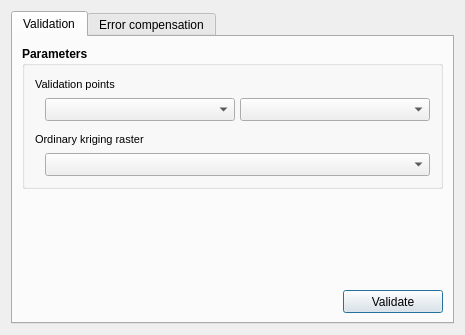
Old version of the form gui/validation/validation_dlg_base.ui in the repository franciscocamellon/lallemand_plant_care.
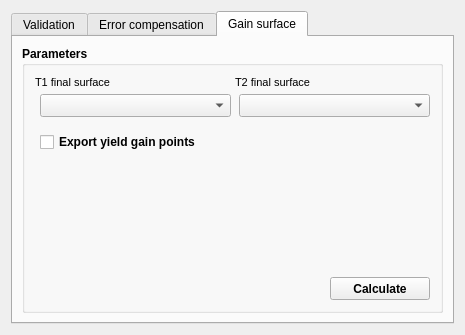
New version of the form. The open tabs and pages were chosen to show the change. Custom widgets are drawn as their Qt base class.

Commit message: Finished with gain surface

```diff
--- a/gui/validation/validation_dlg_base.ui
+++ b/gui/validation/validation_dlg_base.ui
@@ -42,61 +42,6 @@
        <string>Validation</string>
       </attribute>
       <layout class="QGridLayout" name="gridLayout_2">
-       <item row="2" column="0">
-        <layout class="QHBoxLayout" name="horizontalLayout_7">
-         <property name="spacing">
-          <number>0</number>
-         </property>
-         <item>
-          <spacer name="horizontalSpacer_5">
-           <property name="orientation">
-            <enum>Qt::Horizontal</enum>
-           </property>
-           <property name="sizeHint" stdset="0">
-            <size>
-             <width>40</width>
-             <height>20</height>
-            </size>
-           </property>
-          </spacer>
-         </item>
-         <item>
-          <widget class="QPushButton" name="validatePushButton">
-           <property name="minimumSize">
-            <size>
-             <width>100</width>
-             <height>23</height>
-            </size>
-           </property>
-           <property name="maximumSize">
-            <size>
-             <width>16777215</width>
-             <height>28</height>
-            </size>
-           </property>
-           <property name="styleSheet">
-            <string notr="true">font: 8pt &quot;MS Shell Dlg 2&quot;;</string>
-           </property>
-           <property name="text">
-            <string>Validate</string>
-           </property>
-          </widget>
-         </item>
-        </layout>
-       </item>
-       <item row="1" column="0">
-        <spacer name="verticalSpacer">
-         <property name="orientation">
-          <enum>Qt::Vertical</enum>
-         </property>
-         <property name="sizeHint" stdset="0">
-          <size>
-           <width>20</width>
-           <height>40</height>
-          </size>
-         </property>
-        </spacer>
-       </item>
        <item row="0" column="0">
         <widget class="QGroupBox" name="parametersGroupBox">
          <property name="sizePolicy">
@@ -179,10 +124,10 @@
             <item>
              <layout class="QHBoxLayout" name="horizontalLayout_2">
               <property name="spacing">
-               <number>5</number>
+               <number>8</number>
               </property>
               <property name="leftMargin">
-               <number>10</number>
+               <number>5</number>
               </property>
               <item>
                <widget class="QgsMapLayerComboBox" name="validationLayerComboBox">
@@ -192,6 +137,15 @@
                   <height>23</height>
                  </size>
                 </property>
+                <property name="maximumSize">
+                 <size>
+                  <width>16777215</width>
+                  <height>23</height>
+                 </size>
+                </property>
+                <property name="styleSheet">
+                 <string notr="true">font: 8pt &quot;MS Shell Dlg 2&quot;</string>
+                </property>
                </widget>
               </item>
               <item>
@@ -202,6 +156,15 @@
                   <height>23</height>
                  </size>
                 </property>
+                <property name="maximumSize">
+                 <size>
+                  <width>16777215</width>
+                  <height>23</height>
+                 </size>
+                </property>
+                <property name="styleSheet">
+                 <string notr="true">font: 8pt &quot;MS Shell Dlg 2&quot;</string>
+                </property>
                </widget>
               </item>
              </layout>
@@ -270,7 +233,7 @@
                <number>5</number>
               </property>
               <property name="leftMargin">
-               <number>10</number>
+               <number>5</number>
               </property>
               <item>
                <widget class="QgsMapLayerComboBox" name="krigingRasterComboBox">
@@ -280,12 +243,76 @@
                   <height>23</height>
                  </size>
                 </property>
+                <property name="maximumSize">
+                 <size>
+                  <width>16777215</width>
+                  <height>23</height>
+                 </size>
+                </property>
+                <property name="styleSheet">
+                 <string notr="true">font: 8pt &quot;MS Shell Dlg 2&quot;</string>
+                </property>
                </widget>
               </item>
              </layout>
             </item>
            </layout>
           </item>
+          <item>
+           <spacer name="verticalSpacer">
+            <property name="orientation">
+             <enum>Qt::Vertical</enum>
+            </property>
+            <property name="sizeHint" stdset="0">
+             <size>
+              <width>20</width>
+              <height>40</height>
+             </size>
+            </property>
+           </spacer>
+          </item>
+          <item>
+           <layout class="QHBoxLayout" name="horizontalLayout_7">
+            <property name="spacing">
+             <number>0</number>
+            </property>
+            <item>
+             <spacer name="horizontalSpacer_5">
+              <property name="orientation">
+               <enum>Qt::Horizontal</enum>
+              </property>
+              <property name="sizeHint" stdset="0">
+               <size>
+                <width>40</width>
+                <height>20</height>
+               </size>
+              </property>
+             </spacer>
+            </item>
+            <item>
+             <widget class="QPushButton" name="validatePushButton">
+              <property name="minimumSize">
+               <size>
+                <width>100</width>
+                <height>23</height>
+               </size>
+              </property>
+              <property name="maximumSize">
+               <size>
+                <width>16777215</width>
+                <height>28</height>
+               </size>
+              </property>
+              <property name="styleSheet">
+               <string notr="true">font: 8pt &quot;MS Shell Dlg 2&quot;;</string>
+              </property>
+              <property name="text">
+               <string>Validate</string>
+              </property>
+             </widget>
+            </item>
+           </layout>
+          </item>
          </layout>
         </widget>
        </item>
@@ -583,70 +610,8 @@
                 </property>
                </widget>
               </item>
-             </layout>
-            </item>
-           </layout>
-          </item>
-          <item>
-           <spacer name="verticalSpacer_4">
-            <property name="orientation">
-             <enum>Qt::Vertical</enum>
-            </property>
-            <property name="sizeType">
-             <enum>QSizePolicy::Fixed</enum>
-            </property>
-            <property name="sizeHint" stdset="0">
-             <size>
-              <width>20</width>
-              <height>5</height>
-             </size>
-            </property>
-           </spacer>
-          </item>
-          <item>
-           <layout class="QVBoxLayout" name="verticalLayout_7">
-            <property name="spacing">
-             <number>5</number>
-            </property>
-            <property name="leftMargin">
-             <number>0</number>
-            </property>
-            <property name="rightMargin">
-             <number>0</number>
-            </property>
-            <item>
-             <layout class="QHBoxLayout" name="horizontalLayout_10">
-              <property name="spacing">
-               <number>5</number>
-              </property>
-              <property name="leftMargin">
-               <number>5</number>
-              </property>
-              <property name="topMargin">
-               <number>0</number>
-              </property>
               <item>
-               <widget class="QCheckBox" name="outlinePolygonCheckBox">
-                <property name="styleSheet">
-                 <string notr="true">font: 8pt &quot;MS Shell Dlg 2&quot;</string>
-                </property>
-                <property name="text">
-                 <string>Outline polygon</string>
-                </property>
-               </widget>
-              </item>
-             </layout>
-            </item>
-            <item>
-             <layout class="QHBoxLayout" name="horizontalLayout_11">
-              <property name="spacing">
-               <number>5</number>
-              </property>
-              <property name="leftMargin">
-               <number>5</number>
-              </property>
-              <item>
-               <widget class="QgsMapLayerComboBox" name="boundaryLayerComboBox">
+               <widget class="QgsMapLayerComboBox" name="t2errorRasterComboBox">
                 <property name="minimumSize">
                  <size>
                   <width>0</width>
@@ -711,7 +676,262 @@
                <string notr="true">font: 8pt &quot;MS Shell Dlg 2&quot;;</string>
               </property>
               <property name="text">
-               <string>Compensate</string>
+               <string>Calculate</string>
+              </property>
+             </widget>
+            </item>
+           </layout>
+          </item>
+         </layout>
+        </widget>
+       </item>
+      </layout>
+     </widget>
+     <widget class="QWidget" name="gainSurfaceTab">
+      <attribute name="title">
+       <string>Gain surface</string>
+      </attribute>
+      <layout class="QGridLayout" name="gridLayout_4">
+       <item row="0" column="0">
+        <widget class="QGroupBox" name="gainSurfaceGroupBox">
+         <property name="sizePolicy">
+          <sizepolicy hsizetype="Preferred" vsizetype="MinimumExpanding">
+           <horstretch>0</horstretch>
+           <verstretch>0</verstretch>
+          </sizepolicy>
+         </property>
+         <property name="minimumSize">
+          <size>
+           <width>0</width>
+           <height>90</height>
+          </size>
+         </property>
+         <property name="font">
+          <font>
+           <weight>75</weight>
+           <bold>true</bold>
+          </font>
+         </property>
+         <property name="title">
+          <string>Parameters</string>
+         </property>
+         <layout class="QVBoxLayout" name="verticalLayout_7">
+          <property name="spacing">
+           <number>5</number>
+          </property>
+          <property name="leftMargin">
+           <number>10</number>
+          </property>
+          <property name="topMargin">
+           <number>10</number>
+          </property>
+          <property name="rightMargin">
+           <number>10</number>
+          </property>
+          <property name="bottomMargin">
+           <number>10</number>
+          </property>
+          <item>
+           <layout class="QVBoxLayout" name="verticalLayout_8">
+            <property name="spacing">
+             <number>5</number>
+            </property>
+            <property name="leftMargin">
+             <number>0</number>
+            </property>
+            <property name="rightMargin">
+             <number>0</number>
+            </property>
+            <item>
+             <layout class="QHBoxLayout" name="horizontalLayout_10">
+              <property name="spacing">
+               <number>5</number>
+              </property>
+              <property name="leftMargin">
+               <number>0</number>
+              </property>
+              <property name="topMargin">
+               <number>0</number>
+              </property>
+              <item>
+               <widget class="QLabel" name="t1FinalSurfaceLabel">
+                <property name="minimumSize">
+                 <size>
+                  <width>0</width>
+                  <height>13</height>
+                 </size>
+                </property>
+                <property name="font">
+                 <font>
+                  <family>MS Shell Dlg 2</family>
+                  <pointsize>8</pointsize>
+                  <weight>50</weight>
+                  <italic>false</italic>
+                  <bold>false</bold>
+                 </font>
+                </property>
+                <property name="styleSheet">
+                 <string notr="true">font: 8pt &quot;MS Shell Dlg 2&quot;</string>
+                </property>
+                <property name="text">
+                 <string>T1 final surface</string>
+                </property>
+               </widget>
+              </item>
+              <item>
+               <widget class="QLabel" name="t2FinalSurfaceLabel">
+                <property name="sizePolicy">
+                 <sizepolicy hsizetype="Preferred" vsizetype="Minimum">
+                  <horstretch>0</horstretch>
+                  <verstretch>0</verstretch>
+                 </sizepolicy>
+                </property>
+                <property name="minimumSize">
+                 <size>
+                  <width>0</width>
+                  <height>13</height>
+                 </size>
+                </property>
+                <property name="font">
+                 <font>
+                  <family>MS Shell Dlg 2</family>
+                  <pointsize>8</pointsize>
+                  <weight>50</weight>
+                  <italic>false</italic>
+                  <bold>false</bold>
+                 </font>
+                </property>
+                <property name="styleSheet">
+                 <string notr="true">font: 8pt &quot;MS Shell Dlg 2&quot;</string>
+                </property>
+                <property name="text">
+                 <string>T2 final surface</string>
+                </property>
+               </widget>
+              </item>
+             </layout>
+            </item>
+            <item>
+             <layout class="QHBoxLayout" name="horizontalLayout_11">
+              <property name="spacing">
+               <number>8</number>
+              </property>
+              <property name="leftMargin">
+               <number>5</number>
+              </property>
+              <item>
+               <widget class="QgsMapLayerComboBox" name="t1FinalSurfaceComboBox">
+                <property name="minimumSize">
+                 <size>
+                  <width>0</width>
+                  <height>23</height>
+                 </size>
+                </property>
+                <property name="styleSheet">
+                 <string notr="true">font: 8pt &quot;MS Shell Dlg 2&quot;</string>
+                </property>
+               </widget>
+              </item>
+              <item>
+               <widget class="QgsMapLayerComboBox" name="t2FinalSurfaceComboBox">
+                <property name="minimumSize">
+                 <size>
+                  <width>0</width>
+                  <height>23</height>
+                 </size>
+                </property>
+                <property name="styleSheet">
+                 <string notr="true">font: 8pt &quot;MS Shell Dlg 2&quot;</string>
+                </property>
+               </widget>
+              </item>
+             </layout>
+            </item>
+           </layout>
+          </item>
+          <item>
+           <spacer name="verticalSpacer_4">
+            <property name="orientation">
+             <enum>Qt::Vertical</enum>
+            </property>
+            <property name="sizeType">
+             <enum>QSizePolicy::Fixed</enum>
+            </property>
+            <property name="sizeHint" stdset="0">
+             <size>
+              <width>20</width>
+              <height>10</height>
+             </size>
+            </property>
+           </spacer>
+          </item>
+          <item>
+           <layout class="QVBoxLayout" name="verticalLayout_9">
+            <property name="leftMargin">
+             <number>5</number>
+            </property>
+            <item>
+             <widget class="QCheckBox" name="yieldGainPointsCheckBox">
+              <property name="styleSheet">
+               <string notr="true">font: 8pt &quot;MS Shell Dlg 2&quot;</string>
+              </property>
+              <property name="text">
+               <string>Export yield gain points</string>
+              </property>
+             </widget>
+            </item>
+           </layout>
+          </item>
+          <item>
+           <spacer name="verticalSpacer_6">
+            <property name="orientation">
+             <enum>Qt::Vertical</enum>
+            </property>
+            <property name="sizeHint" stdset="0">
+             <size>
+              <width>20</width>
+              <height>20</height>
+             </size>
+            </property>
+           </spacer>
+          </item>
+          <item>
+           <layout class="QHBoxLayout" name="horizontalLayout_14">
+            <property name="spacing">
+             <number>0</number>
+            </property>
+            <item>
+             <spacer name="horizontalSpacer_10">
+              <property name="orientation">
+               <enum>Qt::Horizontal</enum>
+              </property>
+              <property name="sizeHint" stdset="0">
+               <size>
+                <width>40</width>
+                <height>20</height>
+               </size>
+              </property>
+             </spacer>
+            </item>
+            <item>
+             <widget class="QPushButton" name="gainSurfacePushButton">
+              <property name="minimumSize">
+               <size>
+                <width>100</width>
+                <height>23</height>
+               </size>
+              </property>
+              <property name="maximumSize">
+               <size>
+                <width>16777215</width>
+                <height>28</height>
+               </size>
+              </property>
+              <property name="styleSheet">
+               <string notr="true">font: 8pt &quot;MS Shell Dlg 2&quot;;</string>
+              </property>
+              <property name="text">
+               <string>Calculate</string>
               </property>
              </widget>
             </item>
```
Left out of the diff: 108 changed lines with no effect on the pictures. The commit also changes 3 other files.
